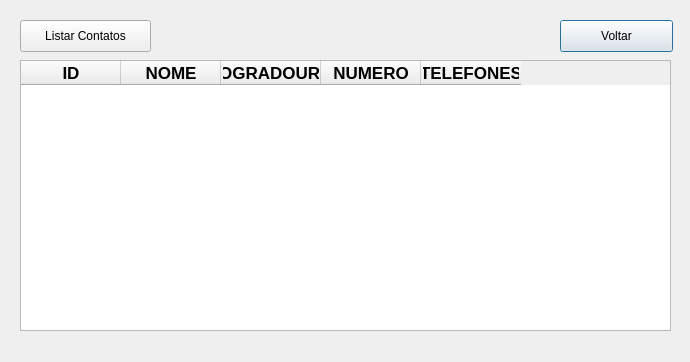
The window that ProjetoAgendaContatos/telalistagem.ui (leonarck00/TP2_AgendaDeContatos) describes before a commit, drawn with Qt 5.
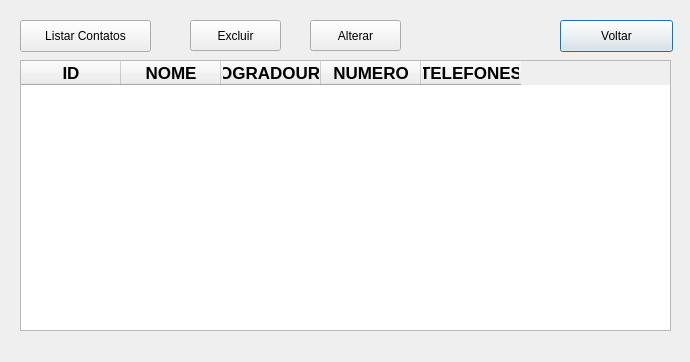
The same window after the commit.

What changed in the file:
```diff
--- a/ProjetoAgendaContatos/telalistagem.ui
+++ b/ProjetoAgendaContatos/telalistagem.ui
@@ -112,6 +112,32 @@
     <string>Listar Contatos</string>
    </property>
   </widget>
+  <widget class="QPushButton" name="pushButtonExcluir">
+   <property name="geometry">
+    <rect>
+     <x>190</x>
+     <y>20</y>
+     <width>91</width>
+     <height>31</height>
+    </rect>
+   </property>
+   <property name="text">
+    <string>Excluir</string>
+   </property>
+  </widget>
+  <widget class="QPushButton" name="pushButton_2Alterar">
+   <property name="geometry">
+    <rect>
+     <x>310</x>
+     <y>20</y>
+     <width>91</width>
+     <height>31</height>
+    </rect>
+   </property>
+   <property name="text">
+    <string>Alterar</string>
+   </property>
+  </widget>
  </widget>
  <resources/>
  <connections/>
```
